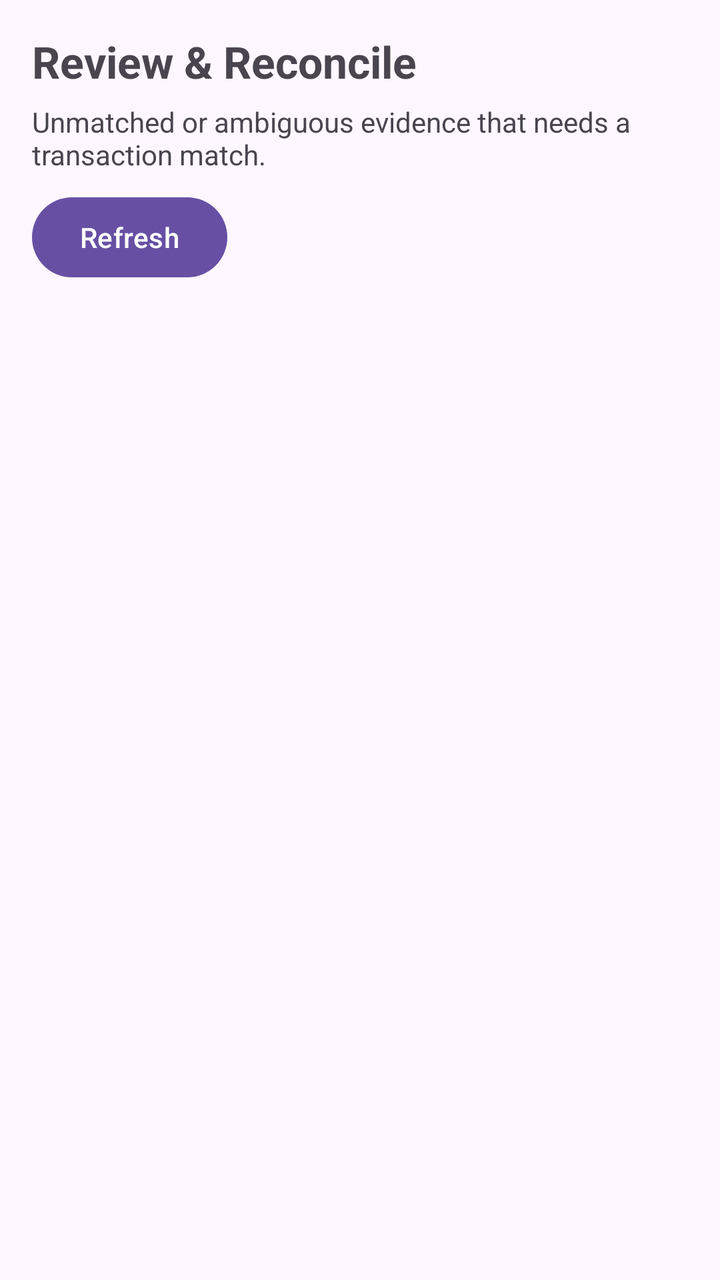
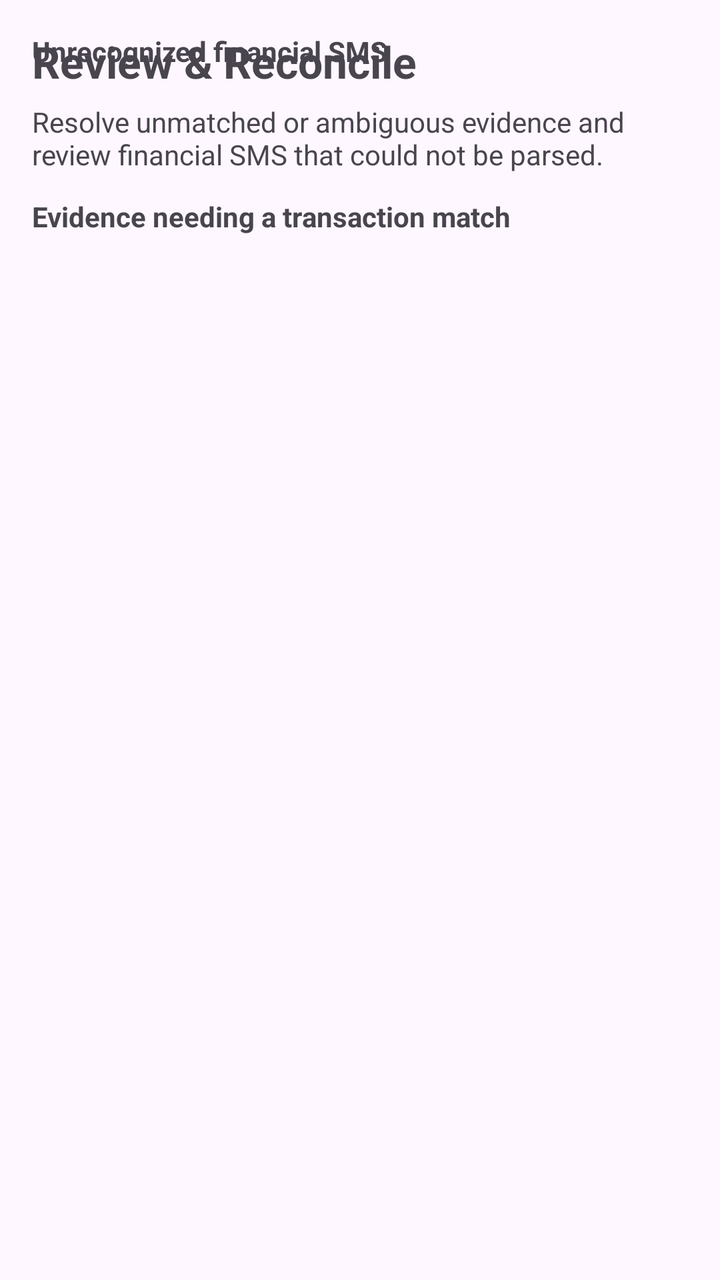

The first picture is an Android layout as it rendered before a commit; the second is the same layout after the commit. The layout source and the unified diff follow.
<!-- AndroidManifest.xml: application theme Theme.FinanceSMSTracker -->
<!-- res/layout/activity_review.xml -->
<?xml version="1.0" encoding="utf-8"?>
<androidx.constraintlayout.widget.ConstraintLayout xmlns:android="http://schemas.android.com/apk/res/android"
    xmlns:app="http://schemas.android.com/apk/res-auto"
    android:layout_width="match_parent"
    android:layout_height="match_parent"
    android:padding="16dp">

    <TextView
        android:id="@+id/textViewReviewTitle"
        android:layout_width="wrap_content"
        android:layout_height="wrap_content"
        android:text="Review &amp; Reconcile"
        android:textSize="22sp"
        android:textStyle="bold"
        app:layout_constraintStart_toStartOf="parent"
        app:layout_constraintTop_toTopOf="parent" />

    <TextView
        android:id="@+id/textViewReviewSubtitle"
        android:layout_width="0dp"
        android:layout_height="wrap_content"
        android:layout_marginTop="6dp"
        android:text="Unmatched or ambiguous evidence that needs a transaction match."
        android:textSize="14sp"
        app:layout_constraintEnd_toEndOf="parent"
        app:layout_constraintStart_toStartOf="parent"
        app:layout_constraintTop_toBottomOf="@id/textViewReviewTitle" />

    <Button
        android:id="@+id/buttonRefreshReviews"
        android:layout_width="wrap_content"
        android:layout_height="wrap_content"
        android:layout_marginTop="8dp"
        android:text="Refresh"
        app:layout_constraintStart_toStartOf="parent"
        app:layout_constraintTop_toBottomOf="@id/textViewReviewSubtitle" />

    <androidx.recyclerview.widget.RecyclerView
        android:id="@+id/recyclerViewReviews"
        android:layout_width="0dp"
        android:layout_height="0dp"
        android:layout_marginTop="8dp"
        app:layout_constraintBottom_toBottomOf="parent"
        app:layout_constraintEnd_toEndOf="parent"
        app:layout_constraintStart_toStartOf="parent"
        app:layout_constraintTop_toBottomOf="@id/buttonRefreshReviews" />

    <TextView
        android:id="@+id/textViewNoReviews"
        android:layout_width="wrap_content"
        android:layout_height="wrap_content"
        android:text="Nothing needs review."
        android:textSize="16sp"
        android:visibility="gone"
        app:layout_constraintBottom_toBottomOf="@id/recyclerViewReviews"
        app:layout_constraintEnd_toEndOf="@id/recyclerViewReviews"
        app:layout_constraintStart_toStartOf="@id/recyclerViewReviews"
        app:layout_constraintTop_toTopOf="@id/recyclerViewReviews" />

</androidx.constraintlayout.widget.ConstraintLayout>
<!-- resources referenced by this layout -->
<resources>
  <style name="Theme.FinanceSMSTracker" parent="Base.Theme.FinanceSMSTracker" />
  <style name="Base.Theme.FinanceSMSTracker" parent="Theme.Material3.DayNight.NoActionBar">
          
          
      </style>
</resources>

<!-- the commit's change to res/layout/activity_review.xml (unified diff, before → after) -->
@@ -20,18 +20,19 @@
         android:layout_width="0dp"
         android:layout_height="wrap_content"
         android:layout_marginTop="6dp"
-        android:text="Unmatched or ambiguous evidence that needs a transaction match."
+        android:text="Resolve unmatched or ambiguous evidence and review financial SMS that could not be parsed."
         android:textSize="14sp"
         app:layout_constraintEnd_toEndOf="parent"
         app:layout_constraintStart_toStartOf="parent"
         app:layout_constraintTop_toBottomOf="@id/textViewReviewTitle" />
 
-    <Button
-        android:id="@+id/buttonRefreshReviews"
+    <TextView
+        android:id="@+id/textViewEvidenceSection"
         android:layout_width="wrap_content"
         android:layout_height="wrap_content"
-        android:layout_marginTop="8dp"
-        android:text="Refresh"
+        android:layout_marginTop="12dp"
+        android:text="Evidence needing a transaction match"
+        android:textStyle="bold"
         app:layout_constraintStart_toStartOf="parent"
         app:layout_constraintTop_toBottomOf="@id/textViewReviewSubtitle" />
 
@@ -39,22 +40,54 @@
         android:id="@+id/recyclerViewReviews"
         android:layout_width="0dp"
         android:layout_height="0dp"
-        android:layout_marginTop="8dp"
-        app:layout_constraintBottom_toBottomOf="parent"
+        android:layout_marginTop="6dp"
+        app:layout_constraintBottom_toTopOf="@id/textViewUnrecognizedSection"
         app:layout_constraintEnd_toEndOf="parent"
         app:layout_constraintStart_toStartOf="parent"
-        app:layout_constraintTop_toBottomOf="@id/buttonRefreshReviews" />
+        app:layout_constraintTop_toBottomOf="@id/textViewEvidenceSection" />
 
     <TextView
         android:id="@+id/textViewNoReviews"
         android:layout_width="wrap_content"
         android:layout_height="wrap_content"
-        android:text="Nothing needs review."
-        android:textSize="16sp"
+        android:text="No unmatched or ambiguous evidence."
+        android:textSize="14sp"
         android:visibility="gone"
         app:layout_constraintBottom_toBottomOf="@id/recyclerViewReviews"
         app:layout_constraintEnd_toEndOf="@id/recyclerViewReviews"
         app:layout_constraintStart_toStartOf="@id/recyclerViewReviews"
         app:layout_constraintTop_toTopOf="@id/recyclerViewReviews" />
 
+    <TextView
+        android:id="@+id/textViewUnrecognizedSection"
+        android:layout_width="wrap_content"
+        android:layout_height="wrap_content"
+        android:layout_marginTop="10dp"
+        android:text="Unrecognized financial SMS"
+        android:textStyle="bold"
+        app:layout_constraintBottom_toTopOf="@id/recyclerViewUnrecognized"
+        app:layout_constraintStart_toStartOf="parent" />
+
+    <androidx.recyclerview.widget.RecyclerView
+        android:id="@+id/recyclerViewUnrecognized"
+        android:layout_width="0dp"
+        android:layout_height="0dp"
+        android:layout_marginTop="6dp"
+        app:layout_constraintBottom_toBottomOf="parent"
+        app:layout_constraintEnd_toEndOf="parent"
+        app:layout_constraintStart_toStartOf="parent"
+        app:layout_constraintTop_toBottomOf="@id/textViewUnrecognizedSection" />
+
+    <TextView
+        android:id="@+id/textViewNoUnrecognized"
+        android:layout_width="wrap_content"
+        android:layout_height="wrap_content"
+        android:text="No unrecognized financial SMS."
+        android:textSize="14sp"
+        android:visibility="gone"
+        app:layout_constraintBottom_toBottomOf="@id/recyclerViewUnrecognized"
+        app:layout_constraintEnd_toEndOf="@id/recyclerViewUnrecognized"
+        app:layout_constraintStart_toStartOf="@id/recyclerViewUnrecognized"
+        app:layout_constraintTop_toTopOf="@id/recyclerViewUnrecognized" />
+
 </androidx.constraintlayout.widget.ConstraintLayout>
